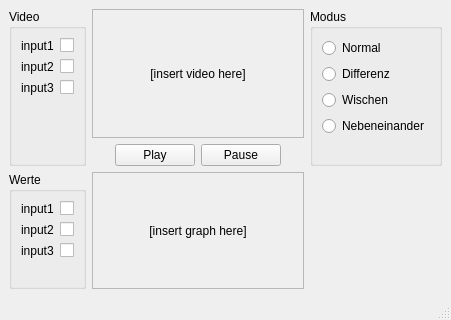
Qt form docs/Prototyp/inspectorwindow.ui (felix-schneider/TAETS) before a commit.
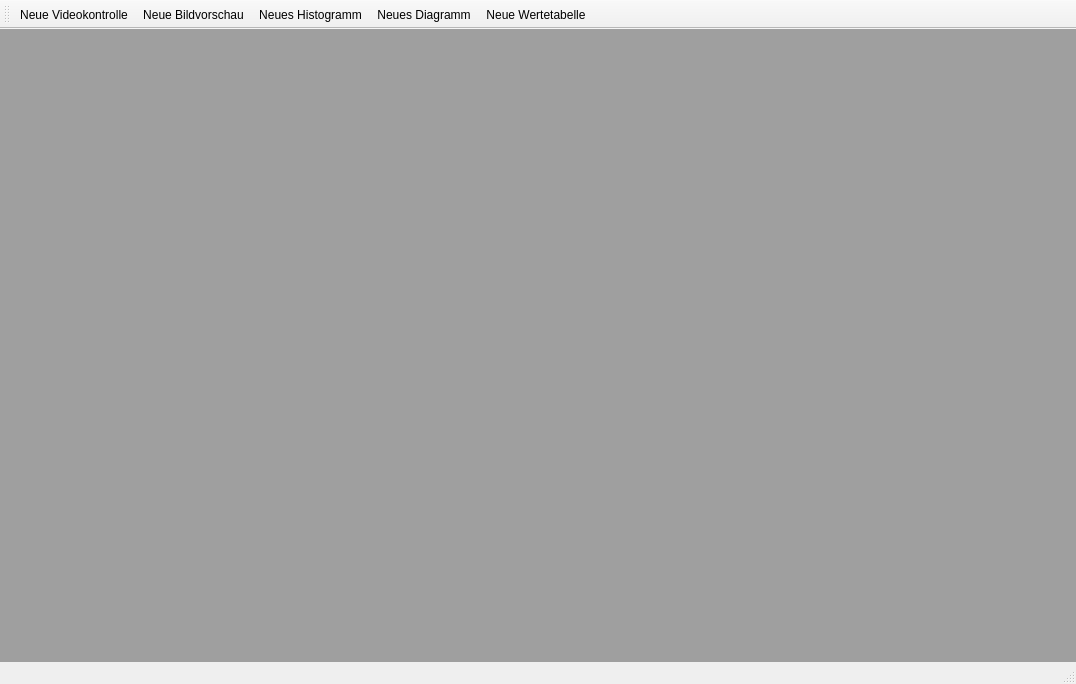
The same form after that commit.

Patch:
```diff
--- a/docs/Prototyp/inspectorwindow.ui
+++ b/docs/Prototyp/inspectorwindow.ui
@@ -6,290 +6,29 @@
    <rect>
     <x>0</x>
     <y>0</y>
-    <width>451</width>
-    <height>320</height>
+    <width>1076</width>
+    <height>684</height>
    </rect>
   </property>
   <property name="windowTitle">
    <string>MainWindow</string>
   </property>
   <widget class="QWidget" name="centralwidget">
-   <layout class="QGridLayout" name="gridLayout_4">
-    <item row="1" column="1">
-     <widget class="QFrame" name="frame_2">
-      <property name="frameShape">
-       <enum>QFrame::StyledPanel</enum>
-      </property>
-      <property name="frameShadow">
-       <enum>QFrame::Raised</enum>
-      </property>
-      <layout class="QGridLayout" name="gridLayout_3">
-       <item row="0" column="0">
-        <widget class="QLabel" name="label_2">
-         <property name="text">
-          <string>[insert graph here]</string>
-         </property>
-         <property name="alignment">
-          <set>Qt::AlignCenter</set>
-         </property>
-        </widget>
-       </item>
-      </layout>
-     </widget>
-    </item>
-    <item row="0" column="2">
-     <widget class="QGroupBox" name="groupBox_3">
-      <property name="title">
-       <string>Modus</string>
-      </property>
-      <layout class="QVBoxLayout" name="verticalLayout_2">
-       <item>
-        <widget class="QRadioButton" name="radioButton">
-         <property name="text">
-          <string>Normal</string>
-         </property>
-        </widget>
-       </item>
-       <item>
-        <widget class="QRadioButton" name="radioButton_2">
-         <property name="text">
-          <string>Differenz</string>
-         </property>
-        </widget>
-       </item>
-       <item>
-        <widget class="QRadioButton" name="radioButton_3">
-         <property name="text">
-          <string>Wischen</string>
-         </property>
-        </widget>
-       </item>
-       <item>
-        <widget class="QRadioButton" name="radioButton_4">
-         <property name="text">
-          <string>Nebeneinander</string>
-         </property>
-        </widget>
-       </item>
-       <item>
-        <spacer name="verticalSpacer_2">
-         <property name="orientation">
-          <enum>Qt::Vertical</enum>
-         </property>
-         <property name="sizeHint" stdset="0">
-          <size>
-           <width>20</width>
-           <height>40</height>
-          </size>
-         </property>
-        </spacer>
-       </item>
-      </layout>
-     </widget>
-    </item>
-    <item row="0" column="1">
-     <layout class="QGridLayout" name="gridLayout">
-      <item row="1" column="0">
-       <layout class="QHBoxLayout" name="horizontalLayout">
-        <item>
-         <spacer name="horizontalSpacer">
-          <property name="orientation">
-           <enum>Qt::Horizontal</enum>
-          </property>
-          <property name="sizeHint" stdset="0">
-           <size>
-            <width>40</width>
-            <height>20</height>
-           </size>
-          </property>
-         </spacer>
-        </item>
-        <item>
-         <widget class="QPushButton" name="pushButton">
-          <property name="text">
-           <string>Play</string>
-          </property>
-         </widget>
-        </item>
-        <item>
-         <widget class="QPushButton" name="pushButton_2">
-          <property name="text">
-           <string>Pause</string>
-          </property>
-         </widget>
-        </item>
-        <item>
-         <spacer name="horizontalSpacer_2">
-          <property name="orientation">
-           <enum>Qt::Horizontal</enum>
-          </property>
-          <property name="sizeHint" stdset="0">
-           <size>
-            <width>40</width>
-            <height>20</height>
-           </size>
-          </property>
-         </spacer>
-        </item>
-       </layout>
-      </item>
-      <item row="0" column="0">
-       <widget class="QFrame" name="frame">
-        <property name="sizePolicy">
-         <sizepolicy hsizetype="Expanding" vsizetype="Expanding">
-          <horstretch>0</horstretch>
-          <verstretch>0</verstretch>
-         </sizepolicy>
-        </property>
-        <property name="frameShape">
-         <enum>QFrame::StyledPanel</enum>
-        </property>
-        <property name="frameShadow">
-         <enum>QFrame::Raised</enum>
-        </property>
-        <layout class="QGridLayout" name="gridLayout_2">
-         <item row="0" column="0">
-          <widget class="QLabel" name="label">
-           <property name="text">
-            <string>[insert video here]</string>
-           </property>
-           <property name="alignment">
-            <set>Qt::AlignCenter</set>
-           </property>
-          </widget>
-         </item>
-        </layout>
-       </widget>
-      </item>
-     </layout>
-    </item>
-    <item row="1" column="0">
-     <widget class="QGroupBox" name="groupBox_2">
-      <property name="title">
-       <string>Werte</string>
-      </property>
-      <layout class="QVBoxLayout" name="verticalLayout_3">
-       <item>
-        <layout class="QHBoxLayout" name="horizontalLayout_7">
-         <item>
-          <widget class="QLabel" name="label_8">
-           <property name="text">
-            <string>input1</string>
-           </property>
-          </widget>
-         </item>
-         <item>
-          <widget class="QCheckBox" name="checkBox_6"/>
-         </item>
-        </layout>
-       </item>
-       <item>
-        <layout class="QHBoxLayout" name="horizontalLayout_6">
-         <item>
-          <widget class="QLabel" name="label_7">
-           <property name="text">
-            <string>input2</string>
-           </property>
-          </widget>
-         </item>
-         <item>
-          <widget class="QCheckBox" name="checkBox_5"/>
-         </item>
-        </layout>
-       </item>
-       <item>
-        <layout class="QHBoxLayout" name="horizontalLayout_5">
-         <item>
-          <widget class="QLabel" name="label_6">
-           <property name="text">
-            <string>input3</string>
-           </property>
-          </widget>
-         </item>
-         <item>
-          <widget class="QCheckBox" name="checkBox_4"/>
-         </item>
-        </layout>
-       </item>
-       <item>
-        <spacer name="verticalSpacer_3">
-         <property name="orientation">
-          <enum>Qt::Vertical</enum>
-         </property>
-         <property name="sizeHint" stdset="0">
-          <size>
-           <width>20</width>
-           <height>40</height>
-          </size>
-         </property>
-        </spacer>
-       </item>
-      </layout>
-     </widget>
-    </item>
+   <layout class="QGridLayout" name="gridLayout">
+    <property name="leftMargin">
+     <number>0</number>
+    </property>
+    <property name="topMargin">
+     <number>0</number>
+    </property>
+    <property name="rightMargin">
+     <number>0</number>
+    </property>
+    <property name="bottomMargin">
+     <number>0</number>
+    </property>
     <item row="0" column="0">
-     <widget class="QGroupBox" name="groupBox">
-      <property name="title">
-       <string>Video</string>
-      </property>
-      <layout class="QVBoxLayout" name="verticalLayout">
-       <item>
-        <layout class="QHBoxLayout" name="horizontalLayout_2">
-         <item>
-          <widget class="QLabel" name="label_3">
-           <property name="text">
-            <string>input1</string>
-           </property>
-          </widget>
-         </item>
-         <item>
-          <widget class="QCheckBox" name="checkBox"/>
-         </item>
-        </layout>
-       </item>
-       <item>
-        <layout class="QHBoxLayout" name="horizontalLayout_3">
-         <item>
-          <widget class="QLabel" name="label_4">
-           <property name="text">
-            <string>input2</string>
-           </property>
-          </widget>
-         </item>
-         <item>
-          <widget class="QCheckBox" name="checkBox_2"/>
-         </item>
-        </layout>
-       </item>
-       <item>
-        <layout class="QHBoxLayout" name="horizontalLayout_4">
-         <item>
-          <widget class="QLabel" name="label_5">
-           <property name="text">
-            <string>input3</string>
-           </property>
-          </widget>
-         </item>
-         <item>
-          <widget class="QCheckBox" name="checkBox_3"/>
-         </item>
-        </layout>
-       </item>
-       <item>
-        <spacer name="verticalSpacer">
-         <property name="orientation">
-          <enum>Qt::Vertical</enum>
-         </property>
-         <property name="sizeHint" stdset="0">
-          <size>
-           <width>20</width>
-           <height>40</height>
-          </size>
-         </property>
-        </spacer>
-       </item>
-      </layout>
-     </widget>
+     <widget class="QMdiArea" name="mdiArea"/>
     </item>
    </layout>
   </widget>
@@ -304,6 +43,47 @@
    </property>
   </widget>
   <widget class="QStatusBar" name="statusbar"/>
+  <widget class="QToolBar" name="toolBar">
+   <property name="windowTitle">
+    <string>toolBar</string>
+   </property>
+   <attribute name="toolBarArea">
+    <enum>TopToolBarArea</enum>
+   </attribute>
+   <attribute name="toolBarBreak">
+    <bool>false</bool>
+   </attribute>
+   <addaction name="actionNewVideoControlsViewer"/>
+   <addaction name="actionNewFrameViewer"/>
+   <addaction name="actionNewHistogramViewer"/>
+   <addaction name="actionNewDiagramViewer"/>
+   <addaction name="actionNewValueTableViewer"/>
+  </widget>
+  <action name="actionNewFrameViewer">
+   <property name="text">
+    <string>Neue Bildvorschau</string>
+   </property>
+  </action>
+  <action name="actionNewHistogramViewer">
+   <property name="text">
+    <string>Neues Histogramm</string>
+   </property>
+  </action>
+  <action name="actionNewDiagramViewer">
+   <property name="text">
+    <string>Neues Diagramm</string>
+   </property>
+  </action>
+  <action name="actionNewVideoControlsViewer">
+   <property name="text">
+    <string>Neue Videokontrolle</string>
+   </property>
+  </action>
+  <action name="actionNewValueTableViewer">
+   <property name="text">
+    <string>Neue Wertetabelle</string>
+   </property>
+  </action>
  </widget>
  <resources/>
  <connections/>
```
Left out of the diff: 4 changed lines with no effect on the pictures.
